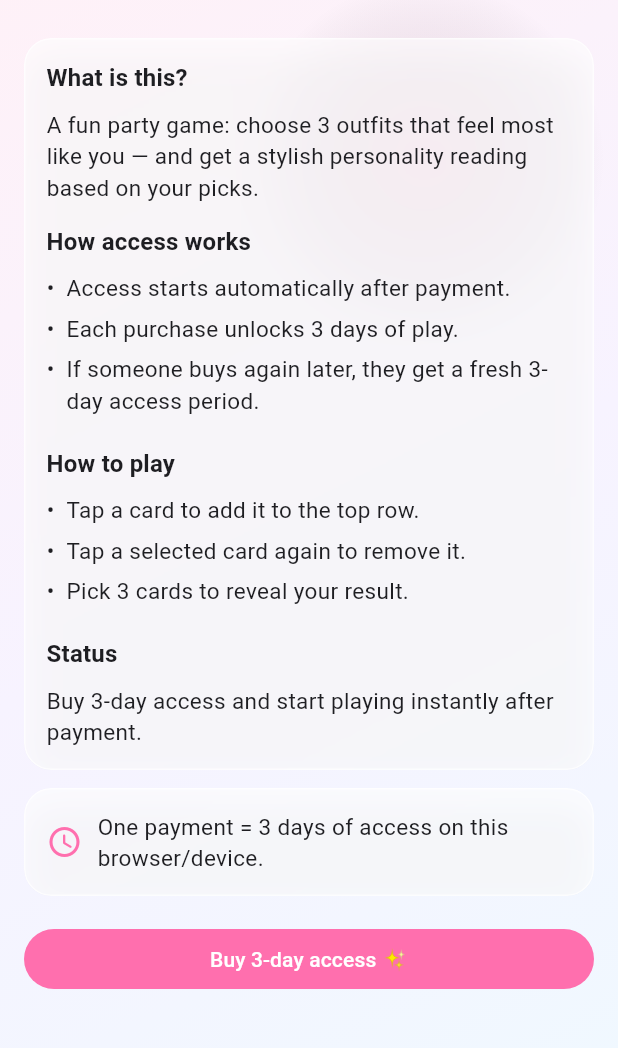
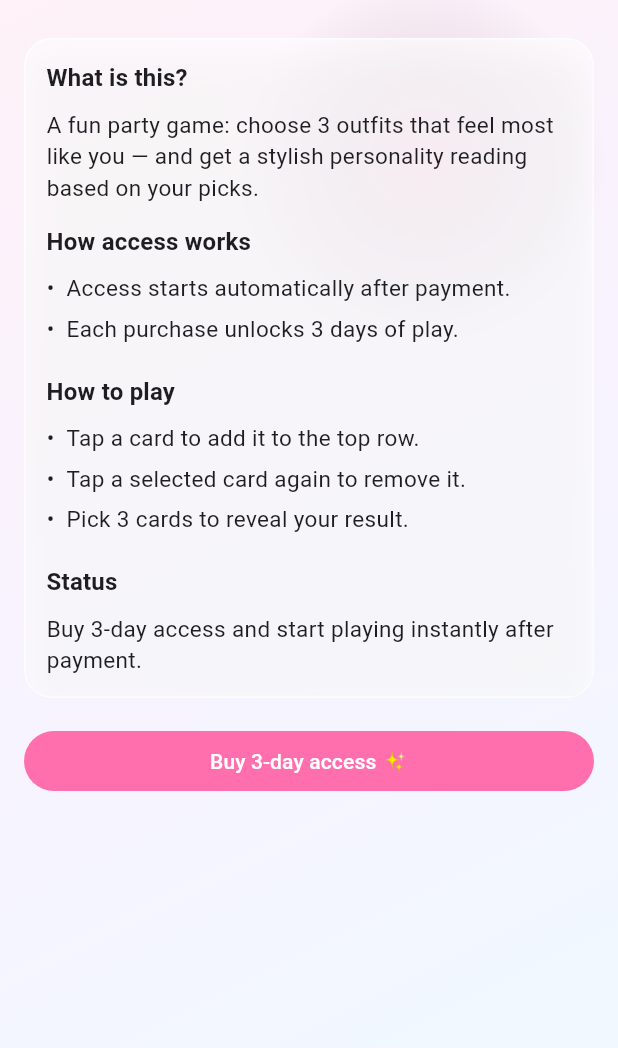
Before and after one commit to Zizyte/outfit-game, a Flutter app: the screen it shows after launch, after a tap on "Buy 3-day access ✨", on a phone screen of 412 x 824 dp, the part 64-1112 px from its top. Run offline on Flutter 3.47's test engine with Material 3 defaults, Android fonts, the phone set to English and light mode, and no system bars; our stand-ins replace shared_preferences.

Commit message:
Update access expired screen

```diff
--- a/lib/main.dart
+++ b/lib/main.dart
@@ -5,7 +5,6 @@ import 'dart:ui';
 import 'package:flutter/material.dart';
 import 'package:http/http.dart' as http;
 import 'package:shared_preferences/shared_preferences.dart';
-import 'package:url_launcher/url_launcher.dart';
 
 import 'data/cards.dart';
 import 'models/outfit_card.dart';
@@ -247,11 +246,6 @@ class _GateScreenState extends State<GateScreen> {
     }
   }
 
-  Future<void> _openCheckout() async {
-    final uri = Uri.parse(kStripePaymentUrl);
-    await launchUrl(uri, mode: LaunchMode.externalApplication);
-  }
-
   @override
   Widget build(BuildContext context) {
     switch (_state) {
@@ -263,17 +257,14 @@ class _GateScreenState extends State<GateScreen> {
         return const HomeScreen();
       case _GateState.notPaid:
         return StartScreen(
-          onBuy: _openCheckout,
           title: 'Outfit Personality',
-          subtitle:
-              'Buy 3-day access and start playing instantly after payment.',
+          subtitle: 'Buy 3-day access and start playing instantly after payment.',
           buttonText: 'Buy 3-day access ✨',
         );
       case _GateState.expired:
-        return ExpiredScreen(onBuyAgain: _openCheckout);
+        return const ExpiredScreen();
       case _GateState.error:
         return StartScreen(
-          onBuy: _openCheckout,
           title: 'Access issue',
           subtitle: _message,
           buttonText: 'Try payment link again',
@@ -283,14 +274,12 @@ class _GateScreenState extends State<GateScreen> {
 }
 
 class StartScreen extends StatelessWidget {
-  final VoidCallback onBuy;
   final String title;
   final String subtitle;
   final String buttonText;
 
   const StartScreen({
     super.key,
-    required this.onBuy,
     required this.title,
     required this.subtitle,
     required this.buttonText,
@@ -298,8 +287,6 @@ class StartScreen extends StatelessWidget {
 
   @override
   Widget build(BuildContext context) {
-    final cs = Theme.of(context).colorScheme;
-
     return Scaffold(
       extendBodyBehindAppBar: true,
       appBar: AppBar(
@@ -337,7 +324,6 @@ class StartScreen extends StatelessWidget {
                       const SizedBox(height: 8),
                       const _Bullet("Access starts automatically after payment."),
                       const _Bullet("Each purchase unlocks 3 days of play."),
-                      const _Bullet("If someone buys again later, they get a fresh 3-day access period."),
                       const SizedBox(height: 14),
                       Text(
                         "How to play",
@@ -360,26 +346,11 @@ class StartScreen extends StatelessWidget {
                     ],
                   ),
                 ),
-                const SizedBox(height: 12),
-                _GlassCard(
-                  child: Row(
-                    children: [
-                      Icon(Icons.schedule_rounded, color: cs.primary),
-                      const SizedBox(width: 10),
-                      Expanded(
-                        child: Text(
-                          "One payment = 3 days of access on this browser/device.",
-                          style: Theme.of(context).textTheme.bodyMedium,
-                        ),
-                      ),
-                    ],
-                  ),
-                ),
                 const SizedBox(height: 18),
                 SizedBox(
                   width: double.infinity,
                   child: FilledButton(
-                    onPressed: onBuy,
+                    onPressed: () {},
                     child: Text(buttonText),
                   ),
                 ),
@@ -394,7 +365,7 @@ class StartScreen extends StatelessWidget {
 
 class _Bullet extends StatelessWidget {
   final String text;
-  const _Bullet(this.text);
+  const _Bullet(this.text, {super.key});
 
   @override
   Widget build(BuildContext context) {
@@ -417,9 +388,7 @@ class _Bullet extends StatelessWidget {
 }
 
 class ExpiredScreen extends StatelessWidget {
-  final VoidCallback onBuyAgain;
-
-  const ExpiredScreen({super.key, required this.onBuyAgain});
+  const ExpiredScreen({super.key});
 
   @override
   Widget build(BuildContext context) {
@@ -440,22 +409,15 @@ class ExpiredScreen extends StatelessWidget {
                       Icon(Icons.lock_rounded, size: 42, color: cs.primary),
                       const SizedBox(height: 12),
                       Text(
-                        "Access expired",
+                        "Galiojimo laikas baigėsi",
                         style: Theme.of(context).textTheme.headlineSmall,
+                        textAlign: TextAlign.center,
                       ),
                       const SizedBox(height: 10),
                       Text(
-                        "Your 3-day access window has ended.\n\nBuy again to unlock a fresh 3-day period.",
+                        "Jei norite atnaujinti prieigą, parašykite:\ninfo@bridehunt.eu",
                         textAlign: TextAlign.center,
                         style: Theme.of(context).textTheme.bodyMedium,
-                      ),
-                      const SizedBox(height: 16),
-                      SizedBox(
-                        width: double.infinity,
-                        child: FilledButton(
-                          onPressed: onBuyAgain,
-                          child: const Text("Buy again ✨"),
-                        ),
                       ),
                     ],
                   ),
@@ -544,8 +506,7 @@ class _HomeScreenState extends State<HomeScreen> with TickerProviderStateMixin {
     required Rect from,
     required Rect to,
     required int seed,
-    BorderRadius borderRadius =
-        const BorderRadius.all(Radius.circular(18)),
+    BorderRadius borderRadius = const BorderRadius.all(Radius.circular(18)),
     Duration duration = const Duration(milliseconds: 650),
   }) async {
     final overlay = Overlay.of(context);
@@ -840,8 +801,7 @@ class _HomeScreenState extends State<HomeScreen> with TickerProviderStateMixin {
                   child: GridView.builder(
                     padding: const EdgeInsets.fromLTRB(16, 0, 16, 24),
                     itemCount: cards.length,
-                    gridDelegate:
-                        const SliverGridDelegateWithFixedCrossAxisCount(
+                    gridDelegate: const SliverGridDelegateWithFixedCrossAxisCount(
                       crossAxisCount: 3,
                       mainAxisSpacing: 14,
                       crossAxisSpacing: 14,
```
